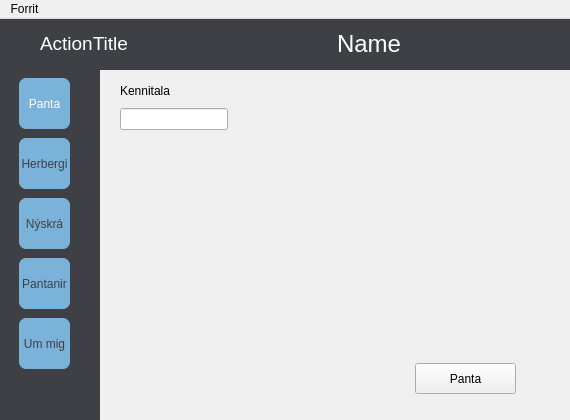
PeturSteinn/FORR2HF-Lokaverkefni, file QtDesignerProject/reception.ui: the form before one commit.
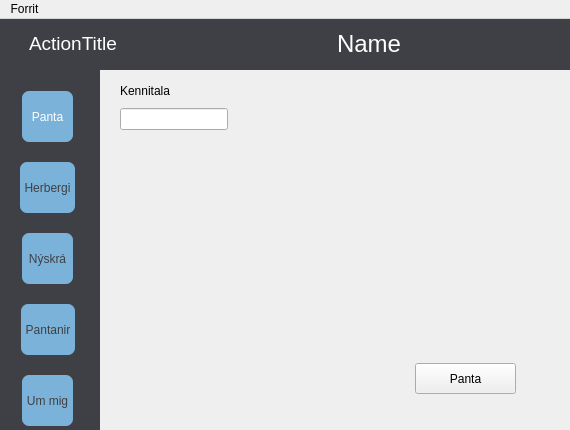
The form after the commit. Icons and pictures are not drawn.

Commit message: Lagaði layout og byrjaður á admin og services síðunum

```diff
--- a/QtDesignerProject/reception.ui
+++ b/QtDesignerProject/reception.ui
@@ -10,7 +10,7 @@
     <x>0</x>
     <y>0</y>
     <width>570</width>
-    <height>420</height>
+    <height>430</height>
    </rect>
   </property>
   <property name="sizePolicy">
@@ -22,13 +22,13 @@
   <property name="minimumSize">
    <size>
     <width>570</width>
-    <height>420</height>
+    <height>430</height>
    </size>
   </property>
   <property name="maximumSize">
    <size>
     <width>570</width>
-    <height>420</height>
+    <height>430</height>
    </size>
   </property>
   <property name="windowTitle">
@@ -90,14 +90,20 @@
     <property name="frameShadow">
      <enum>QFrame::Raised</enum>
     </property>
+    <layout class="QVBoxLayout" name="verticalLayout_10">
+     <property name="spacing">
+      <number>-1</number>
+     </property>
+     <property name="rightMargin">
+      <number>12</number>
+     </property>
+     <item alignment="Qt::AlignHCenter">
     <widget class="QToolButton" name="toolButton">
-     <property name="geometry">
-      <rect>
-       <x>20</x>
-       <y>10</y>
+       <property name="minimumSize">
+        <size>
        <width>51</width>
        <height>51</height>
-      </rect>
+        </size>
      </property>
      <property name="text">
       <string>Panta</string>
@@ -125,14 +131,14 @@
       <enum>Qt::ToolButtonTextUnderIcon</enum>
      </property>
     </widget>
+     </item>
+     <item alignment="Qt::AlignHCenter">
     <widget class="QToolButton" name="toolButton_2">
-     <property name="geometry">
-      <rect>
-       <x>20</x>
-       <y>70</y>
+       <property name="minimumSize">
+        <size>
        <width>51</width>
        <height>51</height>
-      </rect>
+        </size>
      </property>
      <property name="styleSheet">
       <string notr="true"/>
@@ -160,14 +166,14 @@
       <enum>Qt::ToolButtonTextUnderIcon</enum>
      </property>
     </widget>
+     </item>
+     <item alignment="Qt::AlignHCenter">
     <widget class="QToolButton" name="toolButton_3">
-     <property name="geometry">
-      <rect>
-       <x>20</x>
-       <y>130</y>
+       <property name="minimumSize">
+        <size>
        <width>51</width>
        <height>51</height>
-      </rect>
+        </size>
      </property>
      <property name="text">
       <string>Nýskrá</string>
@@ -192,14 +198,14 @@
       <enum>Qt::ToolButtonTextUnderIcon</enum>
      </property>
     </widget>
+     </item>
+     <item alignment="Qt::AlignHCenter">
     <widget class="QToolButton" name="toolButton_4">
-     <property name="geometry">
-      <rect>
-       <x>20</x>
-       <y>190</y>
+       <property name="minimumSize">
+        <size>
        <width>51</width>
        <height>51</height>
-      </rect>
+        </size>
      </property>
      <property name="text">
       <string>Pantanir</string>
@@ -224,14 +230,14 @@
       <enum>Qt::ToolButtonTextUnderIcon</enum>
      </property>
     </widget>
+     </item>
+     <item alignment="Qt::AlignHCenter">
     <widget class="QToolButton" name="toolButton_5">
-     <property name="geometry">
-      <rect>
-       <x>20</x>
-       <y>250</y>
+       <property name="minimumSize">
+        <size>
        <width>51</width>
        <height>51</height>
-      </rect>
+        </size>
      </property>
      <property name="text">
       <string>Um mig</string>
@@ -246,16 +252,12 @@
        <height>32</height>
       </size>
      </property>
-     <property name="checkable">
-      <bool>true</bool>
-     </property>
-     <property name="autoExclusive">
-      <bool>true</bool>
-     </property>
      <property name="toolButtonStyle">
       <enum>Qt::ToolButtonTextUnderIcon</enum>
      </property>
     </widget>
+     </item>
+    </layout>
    </widget>
    <widget class="QStackedWidget" name="stackedWidget">
     <property name="geometry">
@@ -1346,7 +1348,10 @@
       </rect>
      </property>
      <layout class="QHBoxLayout" name="horizontalLayout">
-      <item alignment="Qt::AlignHCenter">
+      <property name="leftMargin">
+       <number>30</number>
+      </property>
+      <item alignment="Qt::AlignLeft">
        <widget class="QLabel" name="labelTopTitle">
         <property name="font">
          <font>
```
Lines whose indentation alone changed are shown as unchanged. The commit also changes 5 other files.
